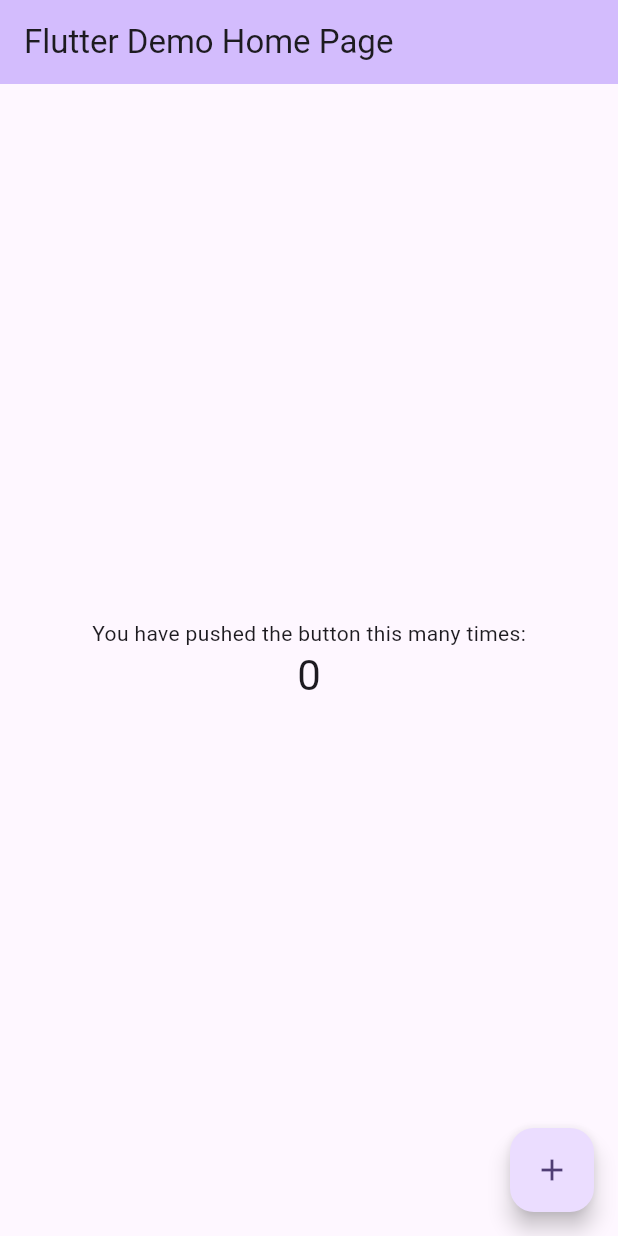
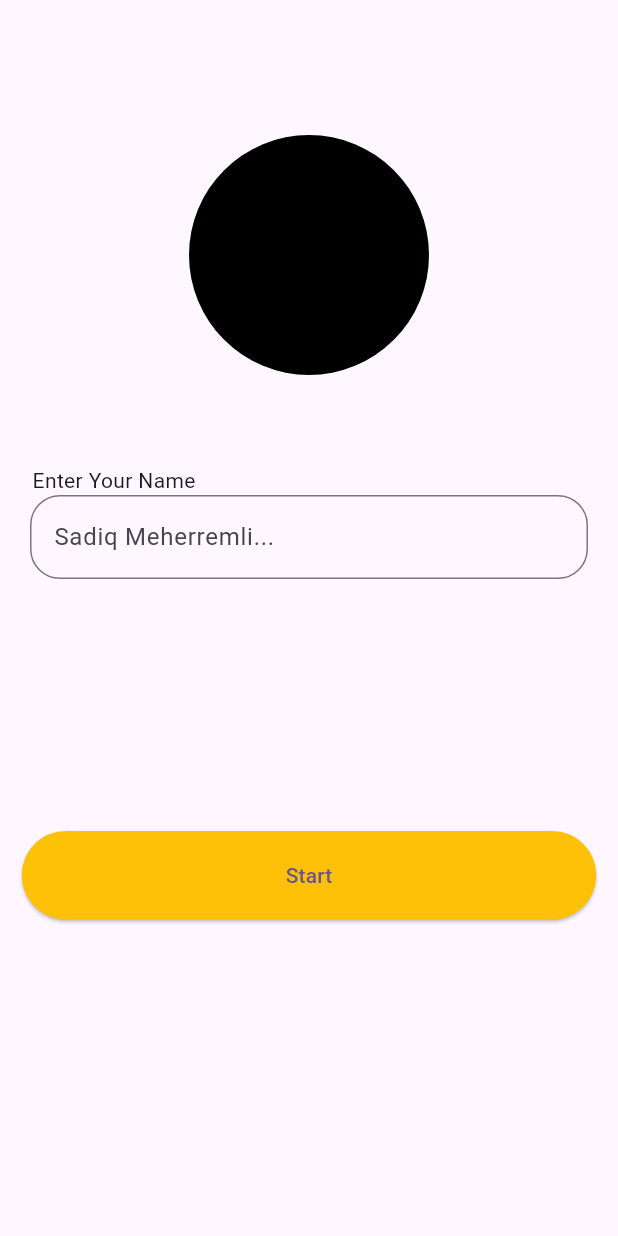
Before and after one commit to sadiqmeherremli/quiz_app, a Flutter app: the screen it shows after launch, on a phone screen of 412 x 824 dp. Run offline on Flutter 3.47's test engine with Material 3 defaults, Android fonts, the phone set to English and light mode, and no system bars; our stand-ins replace font_awesome_flutter.

Commit message:
main codes written

```diff
--- /dev/null
+++ b/quiz_app/lib/Pages/login_page.dart
@@ -0,0 +1,73 @@
+import 'package:flutter/material.dart';
+import 'package:quiz_app/Pages/quiz_page.dart';
+
+class AppView extends StatelessWidget {
+  AppView({super.key});
+
+  final TextEditingController textController = TextEditingController();
+
+  void checkUserName(String userName, BuildContext context) {
+    if (userName.trim().isNotEmpty) { // false
+      Navigator.of(context).push(MaterialPageRoute(
+        builder: (context) => QuizPage(),
+      ));
+    } else {
+      showDialog(
+        context: context,
+        builder: (context) {
+          return AlertDialog(
+            title: Text("Field is Not Empty"),
+          );
+        },
+      );
+    }
+  }
+
+  @override
+  Widget build(BuildContext context) {
+    return Scaffold(
+      body: Center(
+        child: Column(
+          children: [
+            const SizedBox(
+              height: 90,
+            ),
+            Container(
+              width: 160,
+              height: 160,
+              decoration: BoxDecoration(
+                  borderRadius: BorderRadius.circular(360),
+                  color: Colors.black),
+            ),
+            const SizedBox(height: 60),
+            const Padding(
+              padding: EdgeInsets.only(right: 260),
+              child: Text("Enter Your Name"),
+            ),
+            Padding(
+              padding: const EdgeInsets.symmetric(horizontal: 20),
+              child: TextField(
+                controller: textController,
+                decoration: InputDecoration(
+                  hintText: 'Sadiq Meherremli...',
+                  border: OutlineInputBorder(
+                      borderRadius: BorderRadius.circular(20.0)),
+                ),
+              ),
+            ),
+            const SizedBox(height: 168),
+            ElevatedButton(
+              style: ElevatedButton.styleFrom(
+                  minimumSize: const Size(383, 59),
+                  backgroundColor: Colors.amber),
+              onPressed: () {
+                checkUserName(textController.text, context);
+              },
+              child: const Text('Start'),
+            ),
+          ],
+        ),
+      ),
+    );
+  }
+}
--- a/quiz_app/lib/main.dart
+++ b/quiz_app/lib/main.dart
@@ -1,4 +1,6 @@
 import 'package:flutter/material.dart';
+import 'package:quiz_app/Pages/login_page.dart';
+import 'package:quiz_app/Pages/quiz_page.dart';
 
 void main() {
   runApp(const MyApp());
@@ -6,120 +8,15 @@ void main() {
 
 class MyApp extends StatelessWidget {
   const MyApp({super.key});
-
-  // This widget is the root of your application.
   @override
   Widget build(BuildContext context) {
     return MaterialApp(
-      title: 'Flutter Demo',
+      title: 'Quiz Application',
       theme: ThemeData(
-        // This is the theme of your application.
-        //
-        // TRY THIS: Try running your application with "flutter run". You'll see
-        // the application has a purple toolbar. Then, without quitting the app,
-        // try changing the seedColor in the colorScheme below to Colors.green
-        // and then invoke "hot reload" (save your changes or press the "hot
-        // reload" button in a Flutter-supported IDE, or press "r" if you used
-        // the command line to start the app).
-        //
-        // Notice that the counter didn't reset back to zero; the application
-        // state is not lost during the reload. To reset the state, use hot
-        // restart instead.
-        //
-        // This works for code too, not just values: Most code changes can be
-        // tested with just a hot reload.
-        colorScheme: ColorScheme.fromSeed(seedColor: Colors.deepPurple),
+        colorScheme: ColorScheme.fromSeed(seedColor: const Color(0xFF673AB7)),
         useMaterial3: true,
       ),
-      home: const MyHomePage(title: 'Flutter Demo Home Page'),
+      home:  AppView()
     );
   }
 }
-
-class MyHomePage extends StatefulWidget {
-  const MyHomePage({super.key, required this.title});
-
-  // This widget is the home page of your application. It is stateful, meaning
-  // that it has a State object (defined below) that contains fields that affect
-  // how it looks.
-
-  // This class is the configuration for the state. It holds the values (in this
-  // case the title) provided by the parent (in this case the App widget) and
-  // used by the build method of the State. Fields in a Widget subclass are
-  // always marked "final".
-
-  final String title;
-
-  @override
-  State<MyHomePage> createState() => _MyHomePageState();
-}
-
-class _MyHomePageState extends State<MyHomePage> {
-  int _counter = 0;
-
-  void _incrementCounter() {
-    setState(() {
-      // This call to setState tells the Flutter framework that something has
-      // changed in this State, which causes it to rerun the build method below
-      // so that the display can reflect the updated values. If we changed
-      // _counter without calling setState(), then the build method would not be
-      // called again, and so nothing would appear to happen.
-      _counter++;
-    });
-  }
-
-  @override
-  Widget build(BuildContext context) {
-    // This method is rerun every time setState is called, for instance as done
-    // by the _incrementCounter method above.
-    //
-    // The Flutter framework has been optimized to make rerunning build methods
-    // fast, so that you can just rebuild anything that needs updating rather
-    // than having to individually change instances of widgets.
-    return Scaffold(
-      appBar: AppBar(
-        // TRY THIS: Try changing the color here to a specific color (to
-        // Colors.amber, perhaps?) and trigger a hot reload to see the AppBar
-        // change color while the other colors stay the same.
-        backgroundColor: Theme.of(context).colorScheme.inversePrimary,
-        // Here we take the value from the MyHomePage object that was created by
-        // the App.build method, and use it to set our appbar title.
-        title: Text(widget.title),
-      ),
-      body: Center(
-        // Center is a layout widget. It takes a single child and positions it
-        // in the middle of the parent.
-        child: Column(
-          // Column is also a layout widget. It takes a list of children and
-          // arranges them vertically. By default, it sizes itself to fit its
-          // children horizontally, and tries to be as tall as its parent.
-          //
-          // Column has various properties to control how it sizes itself and
-          // how it positions its children. Here we use mainAxisAlignment to
-          // center the children vertically; the main axis here is the vertical
-          // axis because Columns are vertical (the cross axis would be
-          // horizontal).
-          //
-          // TRY THIS: Invoke "debug painting" (choose the "Toggle Debug Paint"
-          // action in the IDE, or press "p" in the console), to see the
-          // wireframe for each widget.
-          mainAxisAlignment: MainAxisAlignment.center,
-          children: <Widget>[
-            const Text(
-              'You have pushed the button this many times:',
-            ),
-            Text(
-              '$_counter',
-              style: Theme.of(context).textTheme.headlineMedium,
-            ),
-          ],
-        ),
-      ),
-      floatingActionButton: FloatingActionButton(
-        onPressed: _incrementCounter,
-        tooltip: 'Increment',
-        child: const Icon(Icons.add),
-      ), // This trailing comma makes auto-formatting nicer for build methods.
-    );
-  }
-}
--- a/quiz_app/pubspec.yaml
+++ b/quiz_app/pubspec.yaml
@@ -35,6 +35,7 @@ dependencies:
   # The following adds the Cupertino Icons font to your application.
   # Use with the CupertinoIcons class for iOS style icons.
   cupertino_icons: ^1.0.2
+  font_awesome_flutter: ^10.7.0
 
 dev_dependencies:
   flutter_test:
```
Also changed, not shown: quiz_app/lib/Pages/hhsh.dart (added, +14 -0 lines), quiz_app/lib/Pages/quiz_page.dart (added, +151 -0 lines), quiz_app/pubspec.lock, 1 other file.
